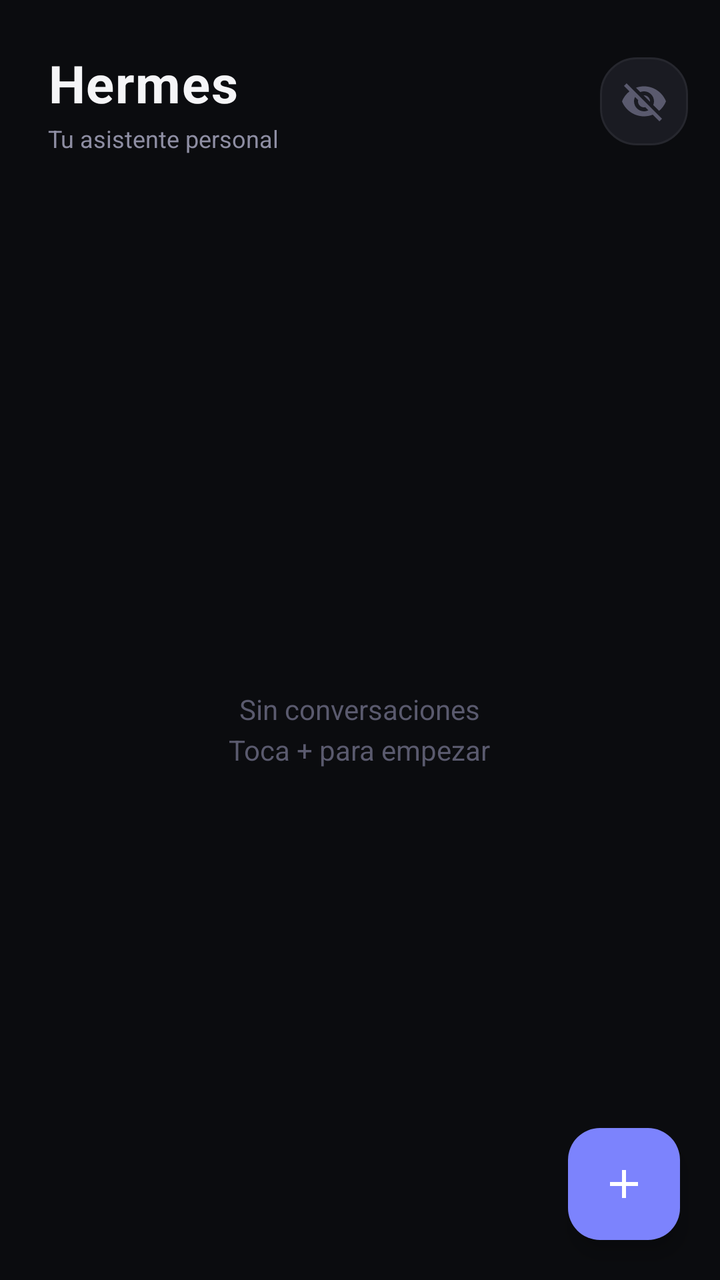
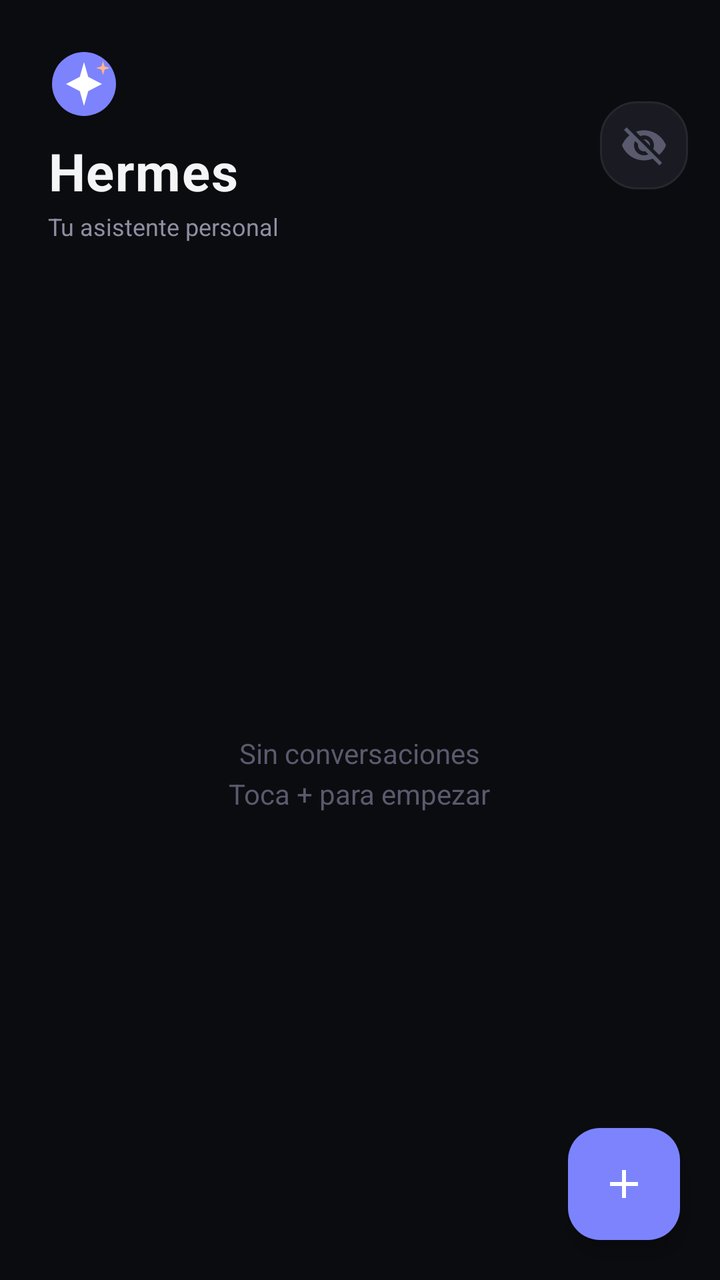

The first picture is an Android layout as it rendered before a commit; the second is the same layout after the commit. The layout source and the unified diff follow.
<!-- AndroidManifest.xml: application theme Theme.NemotronVoiceIME -->
<!-- res/layout/activity_chats.xml -->
<?xml version="1.0" encoding="utf-8"?>
<LinearLayout xmlns:android="http://schemas.android.com/apk/res/android"
    xmlns:app="http://schemas.android.com/apk/res-auto"
    android:layout_width="match_parent"
    android:layout_height="match_parent"
    android:background="#0B0C0F"
    android:orientation="vertical">

    <LinearLayout
        android:layout_width="match_parent"
        android:layout_height="wrap_content"
        android:gravity="center_vertical"
        android:orientation="horizontal"
        android:paddingLeft="24dp"
        android:paddingTop="24dp"
        android:paddingRight="16dp"
        android:paddingBottom="12dp">

        <LinearLayout
            android:layout_width="0dp"
            android:layout_height="wrap_content"
            android:layout_weight="1"
            android:orientation="vertical">

            <TextView
                android:layout_width="wrap_content"
                android:layout_height="wrap_content"
                android:text="Hermes"
                android:textColor="#F5F5F7"
                android:textSize="26sp"
                android:textStyle="bold"
                android:letterSpacing="0.02" />

            <TextView
                android:layout_width="wrap_content"
                android:layout_height="wrap_content"
                android:layout_marginTop="2dp"
                android:text="Tu asistente personal"
                android:textColor="#8E8EA3"
                android:textSize="12sp" />
        </LinearLayout>

        <ImageButton
            android:id="@+id/incognitoBtn"
            android:layout_width="44dp"
            android:layout_height="44dp"
            android:background="@drawable/bg_chip"
            android:contentDescription="Modo incognito"
            android:src="@drawable/ic_mask"
            android:tint="#5A5A6E"
            android:padding="10dp" />
    </LinearLayout>

    <FrameLayout
        android:layout_width="match_parent"
        android:layout_height="0dp"
        android:layout_weight="1">

        <androidx.recyclerview.widget.RecyclerView
            android:id="@+id/recyclerChats"
            android:layout_width="match_parent"
            android:layout_height="match_parent"
            android:clipToPadding="false"
            android:paddingBottom="96dp" />

        <TextView
            android:id="@+id/emptyView"
            android:layout_width="wrap_content"
            android:layout_height="wrap_content"
            android:layout_gravity="center"
            android:gravity="center"
            android:lineSpacingExtra="4dp"
            android:text="Sin conversaciones\nToca + para empezar"
            android:textColor="#5A5A6E"
            android:textSize="14sp" />

        <com.google.android.material.floatingactionbutton.FloatingActionButton
            android:id="@+id/fabNew"
            android:layout_width="wrap_content"
            android:layout_height="wrap_content"
            android:layout_gravity="end|bottom"
            android:layout_margin="20dp"
            android:contentDescription="Nueva conversacion"
            android:src="@drawable/ic_plus"
            app:backgroundTint="#7C83FD"
            app:tint="#FFFFFF" />
    </FrameLayout>
</LinearLayout>
<!-- resources referenced by this layout -->
<resources>
  <!-- drawable bg_chip (drawable) -->
  <shape xmlns:android="http://schemas.android.com/apk/res/android"
      android:shape="rectangle">
      <solid android:color="#1A1B22" />
      <stroke android:width="1dp" android:color="#26272E" />
      <corners android:radius="18dp" />
  </shape>
  <!-- drawable ic_mask (drawable) -->
  <vector xmlns:android="http://schemas.android.com/apk/res/android"
      android:width="24dp"
      android:height="24dp"
      android:viewportWidth="24"
      android:viewportHeight="24">
      <path
          android:fillColor="#FFFFFFFF"
          android:pathData="M12,7c2.76,0 5,2.24 5,5 0,0.65 -0.13,1.26 -0.36,1.83l2.92,2.92c1.51,-1.26 2.7,-2.89 3.43,-4.75 -1.73,-4.39 -6,-7.5 -11,-7.5 -1.4,0 -2.74,0.25 -3.98,0.7l2.16,2.16C10.74,7.13 11.35,7 12,7zM2,4.27l2.28,2.28 0.46,0.46C3.08,8.3 1.78,10.02 1,12c1.73,4.39 6,7.5 11,7.5 1.55,0 3.03,-0.3 4.38,-0.84l0.42,0.42L19.73,22 21,20.73 3.27,3 2,4.27zM7.53,9.8l1.55,1.55c-0.05,0.21 -0.08,0.43 -0.08,0.65 0,1.66 1.34,3 3,3 0.22,0 0.44,-0.03 0.65,-0.08l1.55,1.55c-0.67,0.33 -1.41,0.53 -2.2,0.53 -2.76,0 -5,-2.24 -5,-5 0,-0.79 0.2,-1.53 0.53,-2.2zM11.84,9.02l3.15,3.15 0.02,-0.16c0,-1.66 -1.34,-3 -3,-3l-0.17,0.01z" />
  </vector>
  <!-- drawable ic_plus (drawable) -->
  <vector xmlns:android="http://schemas.android.com/apk/res/android"
      android:width="24dp"
      android:height="24dp"
      android:viewportWidth="24"
      android:viewportHeight="24">
      <path
          android:fillColor="#FFFFFFFF"
          android:pathData="M19,13h-6v6h-2v-6L5,13v-2h6L11,5h2v6h6v2z" />
  </vector>
  <style name="Theme.NemotronVoiceIME" parent="Theme.Material3.DayNight.NoActionBar">
          <item name="colorPrimary">@color/accent</item>
          <item name="colorPrimaryVariant">@color/accent_dark</item>
          <item name="colorOnPrimary">@color/text_light</item>
          <item name="android:statusBarColor">@color/bg_primary</item>
      </style>
  <color name="accent">#76B900</color>
  <color name="accent_dark">#5A8C00</color>
  <color name="text_light">#FFFFFF</color>
  <color name="bg_primary">#1A1A2E</color>
</resources>

<!-- the commit's change to res/layout/activity_chats.xml (unified diff, before → after) -->
@@ -21,6 +21,13 @@
             android:layout_height="wrap_content"
             android:layout_weight="1"
             android:orientation="vertical">
+
+            <ImageView
+                android:layout_width="36dp"
+                android:layout_height="36dp"
+                android:layout_marginBottom="8dp"
+                android:src="@drawable/ic_hermes"
+                android:contentDescription="Hermes" />
 
             <TextView
                 android:layout_width="wrap_content"
<!-- resource entries referenced after the edit -->
@@ -7,6 +7,12 @@
       <stroke android:width="1dp" android:color="#26272E" />
       <corners android:radius="18dp" />
   </shape>
+  <!-- drawable ic_hermes (drawable) -->
+  <vector xmlns:android="http://schemas.android.com/apk/res/android" android:width="36dp" android:height="36dp" android:viewportWidth="36" android:viewportHeight="36">
+      <path android:fillColor="#7C83FD" android:pathData="M18,2A16,16 0,1 0,18 34A16,16 0,1 0,18 2" />
+      <path android:fillColor="#FFFFFF" android:pathData="M18,7L20.1,14.4 27,18 20.1,21.6 18,29 15.9,21.6 9,18 15.9,14.4z" />
+      <path android:fillColor="#FFB58C" android:pathData="M27.5,6.5L28.3,9.2 31,10 28.3,10.8 27.5,13.5 26.7,10.8 24,10 26.7,9.2z" />
+  </vector>
   <!-- drawable ic_mask (drawable) -->
   <vector xmlns:android="http://schemas.android.com/apk/res/android"
       android:width="24dp"
